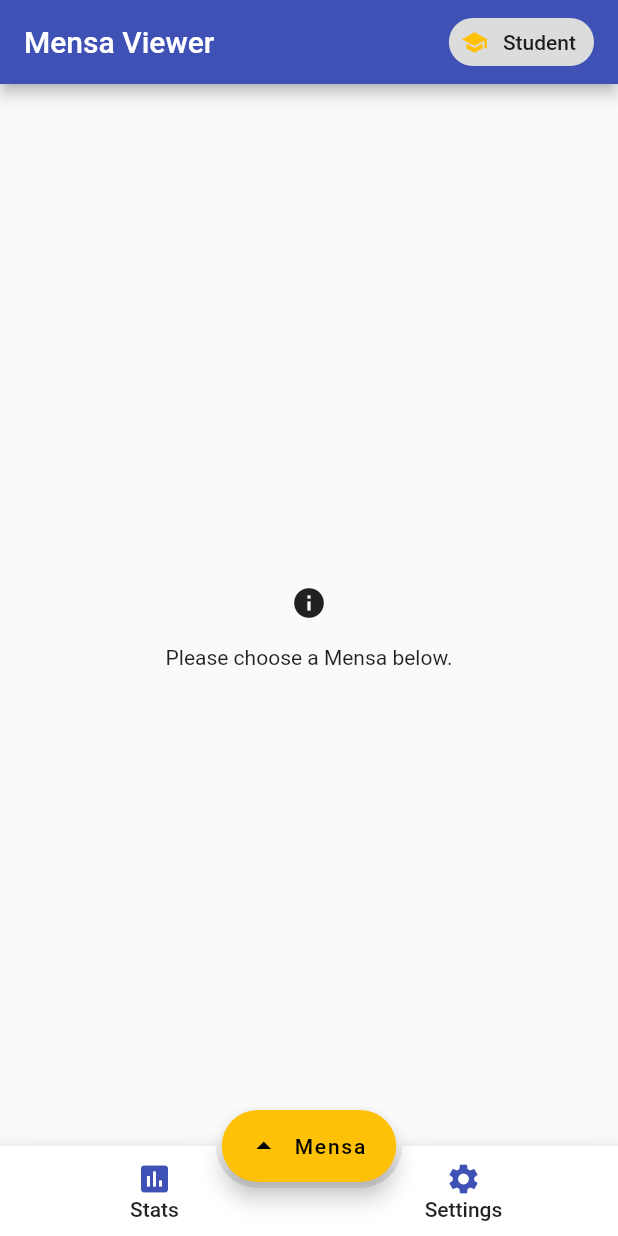
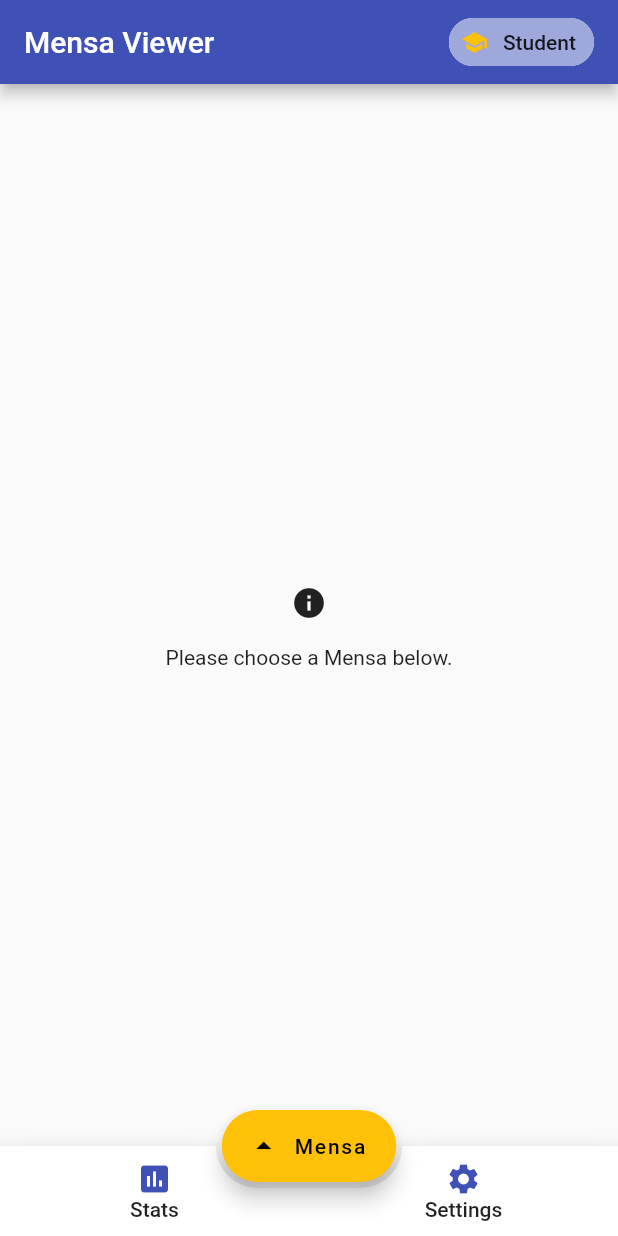
Before and after one commit to haukesomm/MensaViewer, a Flutter app: the screen it shows after launch, on a phone screen of 412 x 824 dp. Run offline on Flutter 3.47's test engine with Material 2 defaults, Android fonts, the phone set to English and light mode, and no system bars; our stand-ins replace material_design_icons_flutter, package_info, shared_preferences.

Commit message:
Minor theme adjustments

```diff
--- a/lib/ui/meal_list_page.dart
+++ b/lib/ui/meal_list_page.dart
@@ -137,8 +137,8 @@ class _MealListPageState extends State<MealListPage> {
           _userIsStaff ? Icons.computer : Icons.school,
           color: Theme.of(context).accentColor,
         ),
-      )
-      //
+      ),
+      backgroundColor: Theme.of(context).backgroundColor,
     );
   }
 
--- a/lib/ui/settings_page.dart
+++ b/lib/ui/settings_page.dart
@@ -40,7 +40,7 @@ class _SettingsPageState extends State<SettingsPage> {
 
   /// Builds a CheckboxListTile that can be used to modify the value of the
   /// given SharedPreference key.
-  Widget _buildSharedPrefCheckboxTile(
+  Widget _buildSharedPrefSwitchTile(
     BuildContext context,
     prefs.PreferenceKey key,
     String title
@@ -48,7 +48,7 @@ class _SettingsPageState extends State<SettingsPage> {
     return FutureBuilder(
       future: prefs.getPreferenceValue(key),
       builder: (context, snapshot) {
-        return CheckboxListTile(
+        return SwitchListTile(
           title: Container(
             child: Text(
               title
@@ -82,7 +82,7 @@ class _SettingsPageState extends State<SettingsPage> {
             ),
           ),
 
-          _buildSharedPrefCheckboxTile(
+          _buildSharedPrefSwitchTile(
             context,
             prefs.userIsStaff,
             'Show staff prices'
--- a/lib/ui/theme_helper.dart
+++ b/lib/ui/theme_helper.dart
@@ -5,7 +5,7 @@ final Color lightThemePrimaryColor = Colors.indigo;
 
 final Color lightThemeAccentColor = Colors.amber;
 
-final Color darkThemePrimaryColor = Colors.blue[200];
+final Color darkThemePrimaryColor = Colors.blueAccent[100];
 
 final Color darkThemeAccentColor = Colors.amber[300];
 
@@ -36,19 +36,19 @@ ThemeData getDarkAppTheme() {
       color: Colors.grey[850],
       textTheme: TextTheme(
         title: TextStyle(
-          color: darkThemePrimaryColor,
-          fontSize: 21,
+          color: Colors.white,
+          fontSize: 20,
           fontWeight: FontWeight.w500
         )
       ),
       iconTheme: IconThemeData(
-        color: darkThemePrimaryColor
+        color: Colors.white
       ),
     ),
 
     textTheme: TextTheme(
       subtitle: TextStyle(
-        color: darkThemeAccentColor
+        color: darkThemePrimaryColor
       ),
     ),
 
```
